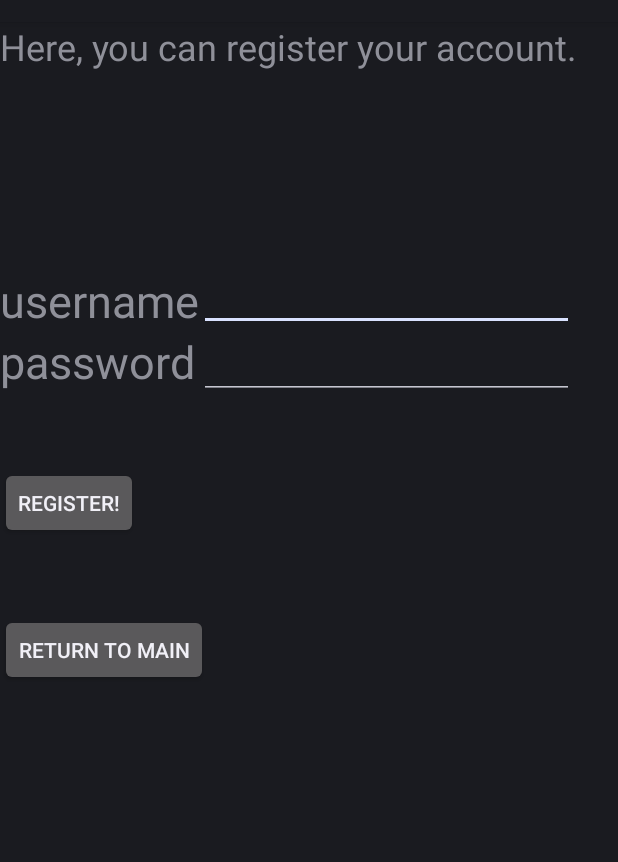
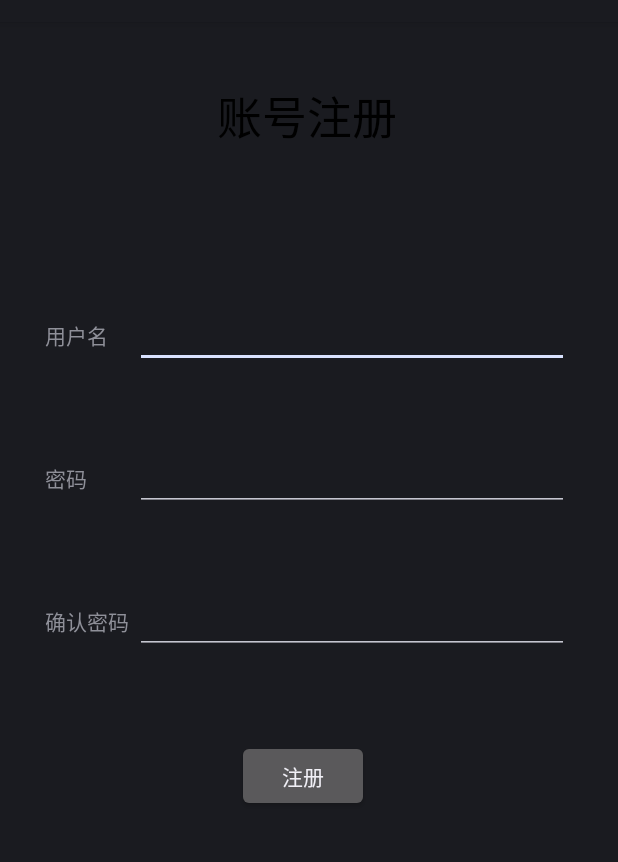
Before and after one commit to ChimpOnCloud/android_app, an Android app: the layout activity_register.xml on its own in the app's theme, with its tools: preview values and no code run, on a phone screen of 412 x 824 dp, the part 62-924 px from its top. Run offline under Robolectric (Android 15) with nearby library versions, the phone set to English and light mode, and no system bars.

Commit message:
beautify register and login ui

```diff
--- a/Frontend/app/src/main/res/layout/activity_register.xml
+++ b/Frontend/app/src/main/res/layout/activity_register.xml
@@ -6,69 +6,126 @@
     android:layout_height="match_parent"
     tools:context=".activity_register">
 
+    <LinearLayout
+        android:id="@+id/linearLayout"
+        android:layout_width="409dp"
+        android:layout_height="wrap_content"
+        android:gravity="center_horizontal"
+        android:orientation="vertical"
+        tools:layout_editor_absoluteX="1dp"
+        tools:layout_editor_absoluteY="1dp"
+        tools:ignore="MissingConstraints">
+
         <TextView
             android:id="@+id/textView"
             android:layout_width="wrap_content"
             android:layout_height="wrap_content"
-        android:text="Here, you can register your account."
-        android:textSize="24dp"
-        app:layout_constraintStart_toStartOf="parent"
-        app:layout_constraintTop_toTopOf="parent"/>
+            android:layout_marginTop="40dp"
+            android:text="账号注册"
+            android:textColor="@color/black"
+            android:textSize="30dp" />
+
+        <LinearLayout
+            android:layout_width="match_parent"
+            android:layout_height="wrap_content"
+            android:layout_gravity="center"
+            android:layout_marginLeft="30dp"
+            android:layout_marginTop="100dp"
+            android:layout_marginRight="30dp"
+            android:orientation="horizontal">
+
             <TextView
-        android:id="@+id/textView_notification"
+                android:id="@+id/textView2"
                 android:layout_width="wrap_content"
                 android:layout_height="wrap_content"
-        android:text=""
-        android:textSize="24dp"
-        app:layout_constraintStart_toStartOf="parent"
-        app:layout_constraintTop_toBottomOf="@id/textView"/>
-    <TextView
-        android:id="@+id/textView_username"
+                android:text="用户名"
+                android:minWidth="60dp"/>
+
+            <EditText
+                android:id="@+id/usrname"
                 android:layout_width="wrap_content"
                 android:layout_height="wrap_content"
-        android:layout_marginTop="100dp"
-        android:text="username"
-        android:textSize="30dp"
-        app:layout_constraintStart_toStartOf="parent"
-        app:layout_constraintTop_toBottomOf="@id/textView_notification"/>
-    <EditText
-        android:id="@+id/usrname"
-        android:layout_width="250dp"
+                android:layout_weight="1"
+                android:ems="10"
+                android:inputType="textPersonName" />
+        </LinearLayout>
+
+        <LinearLayout
+            android:layout_width="match_parent"
             android:layout_height="wrap_content"
-        android:layout_marginTop="128dp"
-        app:layout_constraintTop_toBottomOf="@id/textView"
-        app:layout_constraintStart_toEndOf="@id/textView_username" />
+            android:layout_marginLeft="30dp"
+            android:layout_marginTop="50dp"
+            android:layout_marginRight="30dp"
+            android:orientation="horizontal">
+
             <TextView
-        android:id="@+id/textView_password"
+                android:id="@+id/textView3"
                 android:layout_width="wrap_content"
                 android:layout_height="wrap_content"
-        android:text="password"
-        android:textSize="30dp"
-        app:layout_constraintStart_toStartOf="parent"
-        app:layout_constraintTop_toBottomOf="@id/textView_username"/>
+                android:text="密码"
+                android:minWidth="60dp"/>
+
             <EditText
                 android:id="@+id/passwd"
-        android:layout_width="250dp"
+                android:layout_width="match_parent"
                 android:layout_height="wrap_content"
-        app:layout_constraintTop_toBottomOf="@id/textView_username"
-        app:layout_constraintStart_toEndOf="@id/textView_username"/>
+                android:ems="10"
+                android:inputType="textPassword" />
+        </LinearLayout>
+
+        <LinearLayout
+            android:layout_width="match_parent"
+            android:layout_height="wrap_content"
+            android:layout_marginLeft="30dp"
+            android:layout_marginTop="50dp"
+            android:layout_marginRight="30dp"
+            android:orientation="horizontal">
+
+            <TextView
+                android:id="@+id/textView4"
+                android:layout_width="wrap_content"
+                android:layout_height="wrap_content"
+                android:text="确认密码"
+                android:minWidth="60dp"/>
+
+            <EditText
+                android:id="@+id/passwdagain"
+                android:layout_width="match_parent"
+                android:layout_height="wrap_content"
+                android:ems="10"
+                android:inputType="textPassword" />
+        </LinearLayout>
+
+    </LinearLayout>
+
+    <TextView
+        android:id="@+id/signIn"
+        android:layout_width="match_parent"
+        android:layout_height="wrap_content"
+        android:layout_marginTop="30dp"
+        android:text=""
+        app:layout_constraintStart_toStartOf="parent"
+        app:layout_constraintTop_toBottomOf="@+id/signUp"
+        android:textAlignment="center"/>
 
     <Button
-        android:id="@+id/button3"
+        android:id="@+id/signUp"
         android:layout_width="wrap_content"
         android:layout_height="wrap_content"
-        android:text="Register!"
+        android:layout_marginStart="158dp"
+        android:layout_marginTop="57dp"
         android:onClick="RegisterAccount"
-        android:layout_marginTop="50dp"
-        app:layout_constraintTop_toBottomOf="@id/textView_password"
-        app:layout_constraintStart_toStartOf="parent"/>
-    <Button
-        android:id="@+id/button_return"
+        android:text="注册"
+        app:layout_constraintStart_toStartOf="parent"
+        app:layout_constraintTop_toBottomOf="@+id/linearLayout" />
+
+    <TextView
+        android:id="@+id/notification"
         android:layout_width="wrap_content"
         android:layout_height="wrap_content"
-        android:text="return to main"
-        android:onClick="ReturnToMain"
-        android:layout_marginTop="50dp"
-        app:layout_constraintTop_toBottomOf="@id/button3"
-        app:layout_constraintStart_toStartOf="parent"/>
+        android:layout_marginStart="26dp"
+        android:layout_marginTop="64dp"
+        app:layout_constraintStart_toStartOf="parent"
+        app:layout_constraintTop_toBottomOf="@+id/signIn" />
+
 </androidx.constraintlayout.widget.ConstraintLayout>
--- a/Frontend/app/src/main/res/values/strings.xml
+++ b/Frontend/app/src/main/res/values/strings.xml
@@ -1,5 +1,6 @@
 <resources>
     <string name="app_name">Frontend</string>
-    <string name="ipv4">http://183.172.134.183:8000/</string>
+    <string name="ipv4">http://183.172.134.164:8000/</string>
     <string name="hello_blank_fragment">Hello blank fragment</string>
+    <string name="project_name">Chat THU</string>
 </resources>
```
Also changed, not shown: Frontend/app/src/main/java/com/example/frontend/MainActivity.java (+41 -22 lines), Frontend/app/src/main/java/com/example/frontend/activity_login.java (+20 -2 lines), Frontend/app/src/main/java/com/example/frontend/activity_register.java (+27 -9 lines), Frontend/app/src/main/res/layout/activity_login.xml (+75 -42 lines), Frontend/app/src/main/res/layout/activity_main.xml (+79 -20 lines). Lines whose indentation alone changed are shown as unchanged.
